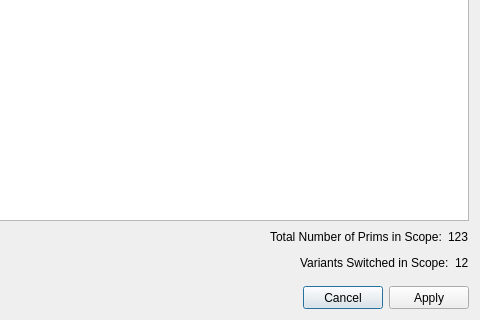
Old version of the form lib/usd/ui/importDialog/USDImportDialog.ui in the repository Autodesk/maya-usd; both pictures show x 720 to 1200 and y 400 to 720 of the 1200 by 720 pixel window.
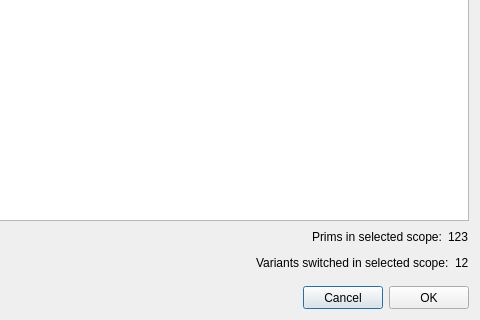
New version of the form.

Commit message: EMSUSD-254 Allow selecting the referenced prim

Diff of the .ui file:
```diff
--- a/lib/usd/ui/importDialog/USDImportDialog.ui
+++ b/lib/usd/ui/importDialog/USDImportDialog.ui
@@ -102,7 +102,7 @@
         <bool>true</bool>
        </property>
        <property name="text">
-        <string>Apply</string>
+        <string>OK</string>
        </property>
       </widget>
      </item>
@@ -146,7 +146,7 @@
      <item>
       <widget class="QLabel" name="label_2">
        <property name="text">
-        <string>Total Number of Prims in Scope:</string>
+        <string>Prims in selected scope:</string>
        </property>
       </widget>
      </item>
@@ -202,7 +202,7 @@
      <item>
       <widget class="QLabel" name="label_3">
        <property name="text">
-        <string>Variants Switched in Scope:</string>
+        <string>Variants switched in selected scope:</string>
        </property>
       </widget>
      </item>
```
Left out of the diff: 2 changed lines with no effect on the pictures. The commit also changes 21 other files.
